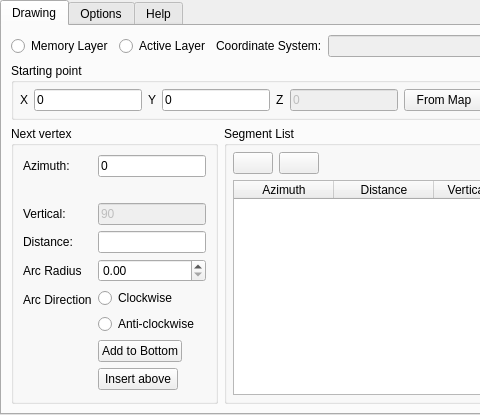
Before: the Qt Designer form dock.ui in mpetroff/qgsazimuth, drawn with Qt 5; both pictures show x 0 to 480 and y 0 to 415 of the 933 by 415 pixel window.
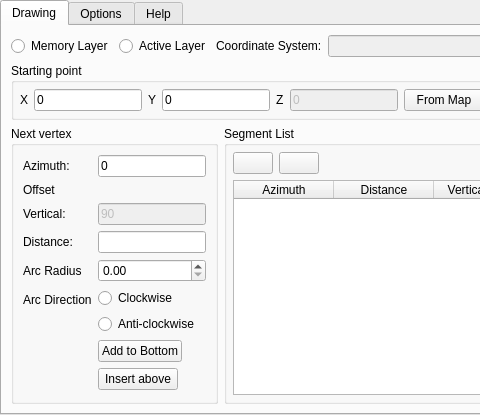
After: the same form once the commit is applied. Icons and pictures are not drawn.

Commit message: Show offset in first page

What changed in the file:
```diff
--- a/dock.ui
+++ b/dock.ui
@@ -467,7 +467,7 @@
             </property>
            </widget>
           </item>
-          <item row="1" column="0" colspan="2">
+          <item row="1" column="1">
            <widget class="QLabel" name="offsetLabel">
             <property name="font">
              <font>
@@ -479,6 +479,13 @@
             </property>
            </widget>
           </item>
+          <item row="1" column="0">
+           <widget class="QLabel" name="label_9">
+            <property name="text">
+             <string>Offset</string>
+            </property>
+           </widget>
+          </item>
          </layout>
         </widget>
        </item>
```
The commit also changes 2 other files.
